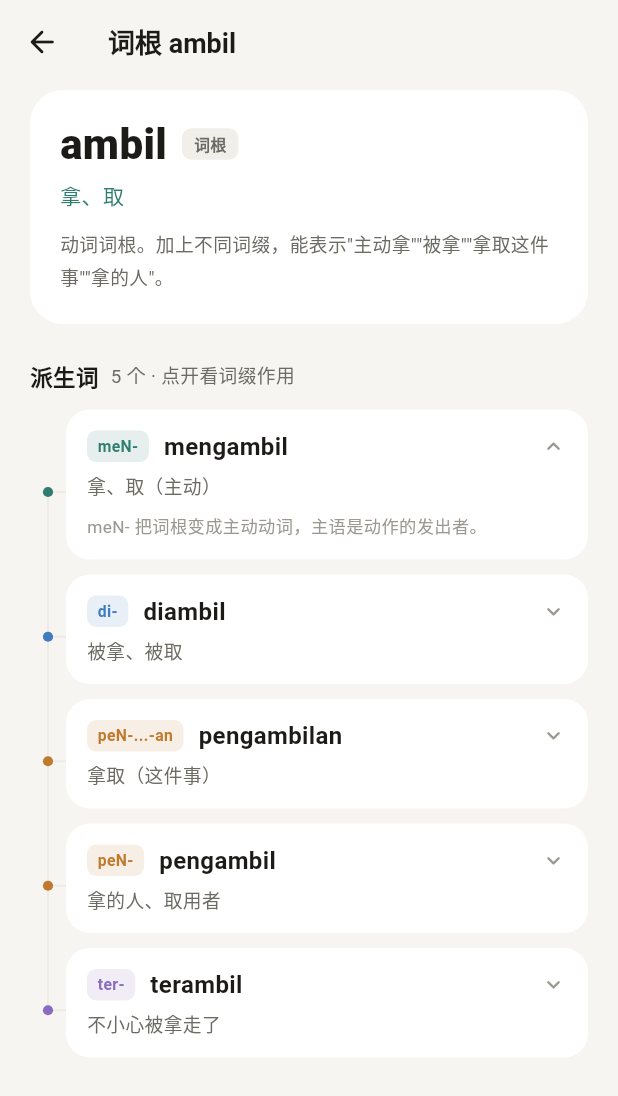
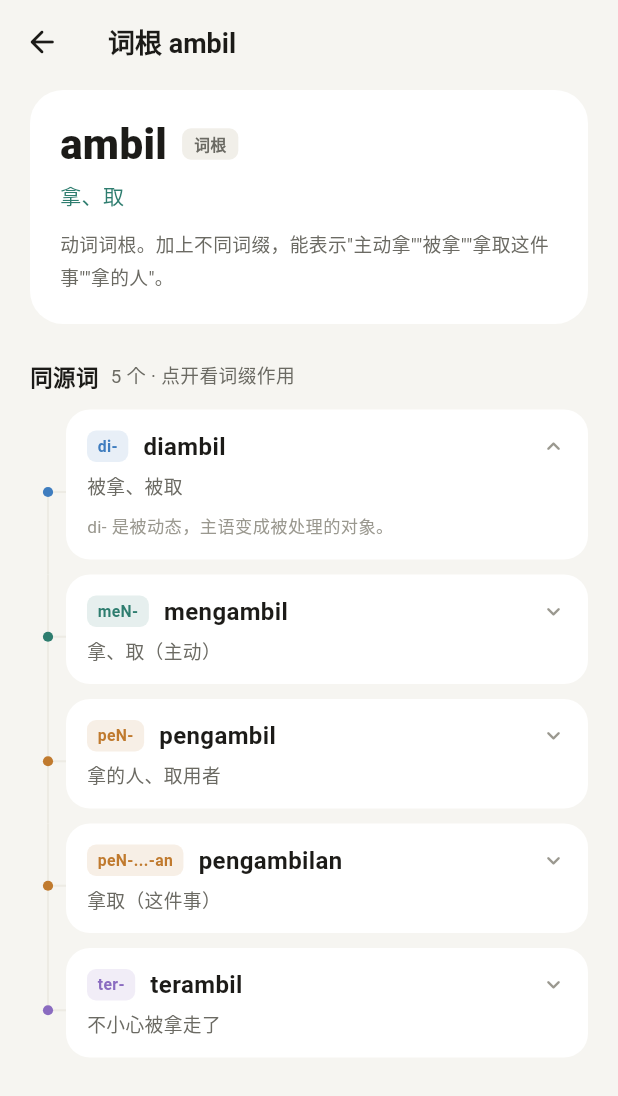
Before and after one commit to BLUEENDDE/megumi-dictionary, a Flutter app: the FamilyScreen screen opened directly with sample values from the repository, on a phone screen of 412 x 824 dp. Shown: the top 1096 px of the screen. Run offline on Flutter 3.47's test engine with Material 3 defaults, Android fonts, the phone set to English and light mode, and no system bars; our stand-ins replace share_plus, shared_preferences; accounts and stored records are empty.

Commit message:
关系网对比记忆：同源词按词缀排序，每个词缀给出功能说明

```diff
--- /dev/null
+++ b/lib/data/affix_glossary.dart
@@ -0,0 +1,36 @@
+/// 印尼语常见词缀的作用，用于词族里的对比记忆。
+const Map<String, String> affixGlossary = {
+  'meN-': '主动动词：主语是动作发出者',
+  'me-': '主动动词（部分词根用 me-）',
+  'di-': '被动动词：主语是受事',
+  'peN-': '名词：做这个动作的人或工具',
+  'pe-': '名词：做这个动作的人',
+  'per-': '使役 / 名词化',
+  'memper-': '使役：使某人/某物变成这样',
+  'diper-': '被使役',
+  'ber-': '不及物：自己处于某种状态 / 拥有',
+  'ter-': '无意、意外，或已完成的状态',
+  'ke-': '名词化：抽象性质',
+  '-an': '名词：动作的结果或对象',
+  '-kan': '使役 / 受益：让别人做，或为别人做',
+  '-i': '重复、给予，或方向朝向某处',
+  '-nya': '带定指或所有格：那个 / 他的',
+  'ke-…-an': '抽象名词：状态或性质',
+  'peN-…-an': '名词化：过程或行为',
+  'per-…-an': '名词化：过程、场所或结果',
+  'meN-…-kan': '主动使役：对某物做这个动作',
+  'meN-…-i': '主动：重复地做，或施加于某处',
+  'di-…-kan': '被动使役',
+  'di-…-i': '被动：被施加于',
+  'ber-…-an': '相互 / 反复',
+  '词根': '这一族的起点',
+};
+
+String affixHint(String affix) {
+  if (affix.isEmpty) return '';
+  final direct = affixGlossary[affix];
+  if (direct != null) return direct;
+  // 处理 seperti "meN--kan" 这种写法
+  final normalized = affix.replaceAll('--', '-…-');
+  return affixGlossary[normalized] ?? '';
+}
--- a/lib/screens/family_screen.dart
+++ b/lib/screens/family_screen.dart
@@ -1,5 +1,6 @@
 import 'package:flutter/material.dart';
 
+import '../data/affix_glossary.dart';
 import '../models/word_family.dart';
 import '../theme/palette.dart';
 
@@ -34,6 +35,10 @@ class _FamilyScreenState extends State<FamilyScreen> {
   Widget build(BuildContext context) {
     final p = context.pal;
     final family = widget.family;
+
+    // 同源词按词缀排序，相同词缀挨在一起，方便对比
+    final members = [...family.members]
+      ..sort((a, b) => a.affix.compareTo(b.affix));
 
     return Scaffold(
       appBar: AppBar(
@@ -104,7 +109,7 @@ class _FamilyScreenState extends State<FamilyScreen> {
           Row(
             children: [
               Text(
-                '派生词',
+                '同源词',
                 style: TextStyle(
                   fontSize: 15,
                   fontWeight: FontWeight.w700,
@@ -119,7 +124,7 @@ class _FamilyScreenState extends State<FamilyScreen> {
             ],
           ),
           const SizedBox(height: 12),
-          for (var i = 0; i < family.members.length; i++)
+          for (var i = 0; i < members.length; i++)
             IntrinsicHeight(
               child: Row(
                 crossAxisAlignment: CrossAxisAlignment.stretch,
@@ -129,9 +134,9 @@ class _FamilyScreenState extends State<FamilyScreen> {
                     child: CustomPaint(
                       painter: _BranchPainter(
                         first: i == 0,
-                        last: i == family.members.length - 1,
+                        last: i == members.length - 1,
                         lineColor: p.divider,
-                        dotColor: _affixColor(family.members[i].affix, p),
+                        dotColor: _affixColor(members[i].affix, p),
                       ),
                     ),
                   ),
@@ -139,8 +144,8 @@ class _FamilyScreenState extends State<FamilyScreen> {
                     child: Padding(
                       padding: const EdgeInsets.only(bottom: 10),
                       child: _MemberCard(
-                        member: family.members[i],
-                        color: _affixColor(family.members[i].affix, p),
+                        member: members[i],
+                        color: _affixColor(members[i].affix, p),
                         expanded: _expanded == i,
                         onTap: () => setState(
                           () => _expanded = _expanded == i ? null : i,
@@ -285,11 +290,13 @@ class _MemberCard extends StatelessWidget {
                   member.gloss,
                   style: TextStyle(fontSize: 12.5, height: 1.5, color: p.muted),
                 ),
-                if (expanded)
+                if (expanded && (member.note.isNotEmpty || affixHint(member.affix).isNotEmpty))
                   Padding(
                     padding: const EdgeInsets.only(top: 8),
                     child: Text(
-                      member.note,
+                      member.note.isNotEmpty
+                          ? member.note
+                          : affixHint(member.affix),
                       style: TextStyle(
                         fontSize: 11.5,
                         height: 1.6,
--- a/lib/screens/settings_screen.dart
+++ b/lib/screens/settings_screen.dart
@@ -384,7 +384,7 @@ class _SettingsScreenState extends State<SettingsScreen> {
                 const SizedBox(height: 10),
                 _InfoRow(label: '已掌握', value: '${widget.progress.trainedPairs} 组'),
                 const SizedBox(height: 10),
-                _InfoRow(label: '版本', value: '3.3.0'),
+                _InfoRow(label: '版本', value: '3.4.0'),
               ],
             ),
           ),
```
